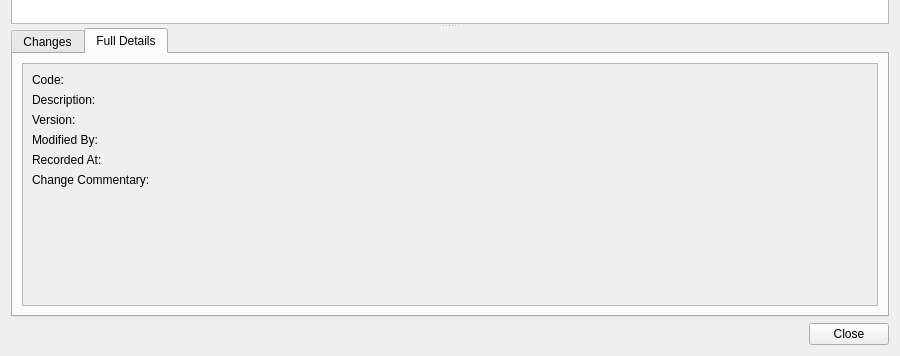
OreStudio/OreStudio, file projects/ores.qt/refdata/ui/BusinessDayConventionTypeHistoryDialog.ui: the form before one commit; both pictures show x 0 to 900 and y 244 to 600 of the 900 by 600 pixel window.
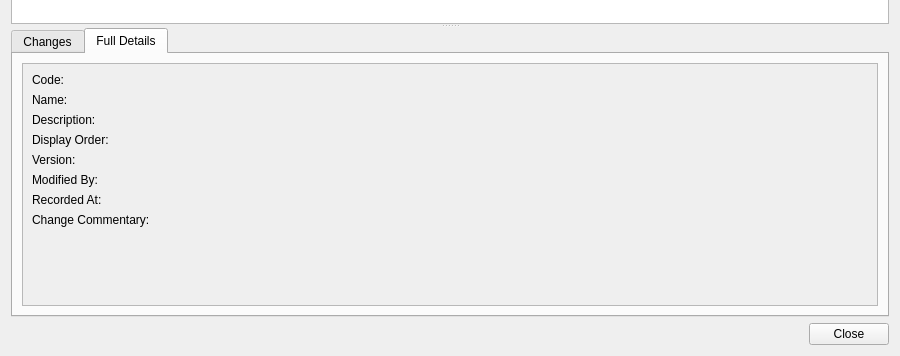
The form after the commit. The open tabs and pages were chosen to show the change.

Commit message: [refdata] Move business_day_convention_type from ores.trading to ores.refdata

Diff of the .ui file:
```diff
--- a/projects/ores.qt/refdata/ui/BusinessDayConventionTypeHistoryDialog.ui
+++ b/projects/ores.qt/refdata/ui/BusinessDayConventionTypeHistoryDialog.ui
@@ -164,72 +164,97 @@
                 </widget>
                </item>
                <item row="1" column="0">
+                <widget class="QLabel" name="nameLabel">
+                 <property name="text">
+                  <string>Name:</string>
+                 </property>
+                </widget>
+               </item>
+               <item row="1" column="1">
+                <widget class="QLabel" name="nameValue">
+                 <property name="text">
+                  <string/>
+                 </property>
+                </widget>
+               </item>
+               <item row="2" column="0">
                 <widget class="QLabel" name="descriptionLabel">
                  <property name="text">
                   <string>Description:</string>
                  </property>
                 </widget>
                </item>
-               <item row="1" column="1">
+               <item row="2" column="1">
                 <widget class="QLabel" name="descriptionValue">
                  <property name="text">
                   <string/>
                  </property>
-                 <property name="wordWrap">
-                  <bool>true</bool>
+                </widget>
+               </item>
+               <item row="3" column="0">
+                <widget class="QLabel" name="display_orderLabel">
+                 <property name="text">
+                  <string>Display Order:</string>
                  </property>
                 </widget>
                </item>
-               <item row="2" column="0">
+               <item row="3" column="1">
+                <widget class="QLabel" name="displayOrderValue">
+                 <property name="text">
+                  <string/>
+                 </property>
+                </widget>
+               </item>
+               <item row="4" column="0">
                 <widget class="QLabel" name="versionNumberLabel">
                  <property name="text">
                   <string>Version:</string>
                  </property>
                 </widget>
                </item>
-               <item row="2" column="1">
+               <item row="4" column="1">
                 <widget class="QLabel" name="versionNumberValue">
                  <property name="text">
                   <string/>
                  </property>
                 </widget>
                </item>
-               <item row="3" column="0">
+               <item row="5" column="0">
                 <widget class="QLabel" name="modifiedByLabel">
                  <property name="text">
                   <string>Modified By:</string>
                  </property>
                 </widget>
                </item>
-               <item row="3" column="1">
+               <item row="5" column="1">
                 <widget class="QLabel" name="modifiedByValue">
                  <property name="text">
                   <string/>
                  </property>
                 </widget>
                </item>
-               <item row="4" column="0">
+               <item row="6" column="0">
                 <widget class="QLabel" name="recordedAtLabel">
                  <property name="text">
                   <string>Recorded At:</string>
                  </property>
                 </widget>
                </item>
-               <item row="4" column="1">
+               <item row="6" column="1">
                 <widget class="QLabel" name="recordedAtValue">
                  <property name="text">
                   <string/>
                  </property>
                 </widget>
                </item>
-               <item row="5" column="0">
+               <item row="7" column="0">
                 <widget class="QLabel" name="changeCommentaryLabel">
                  <property name="text">
                   <string>Change Commentary:</string>
                  </property>
                 </widget>
                </item>
-               <item row="5" column="1">
+               <item row="7" column="1">
                 <widget class="QLabel" name="changeCommentaryValue">
                  <property name="text">
                   <string/>
```
The commit also changes 66 other files.
